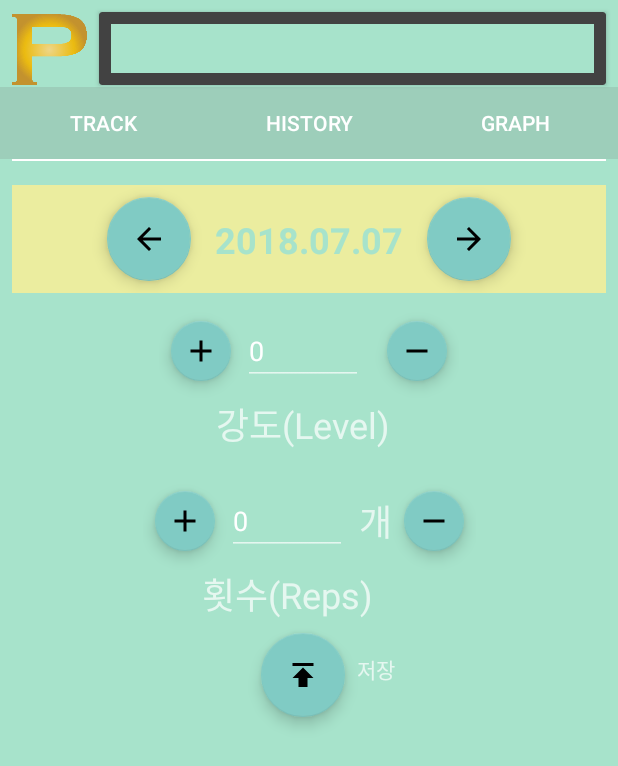
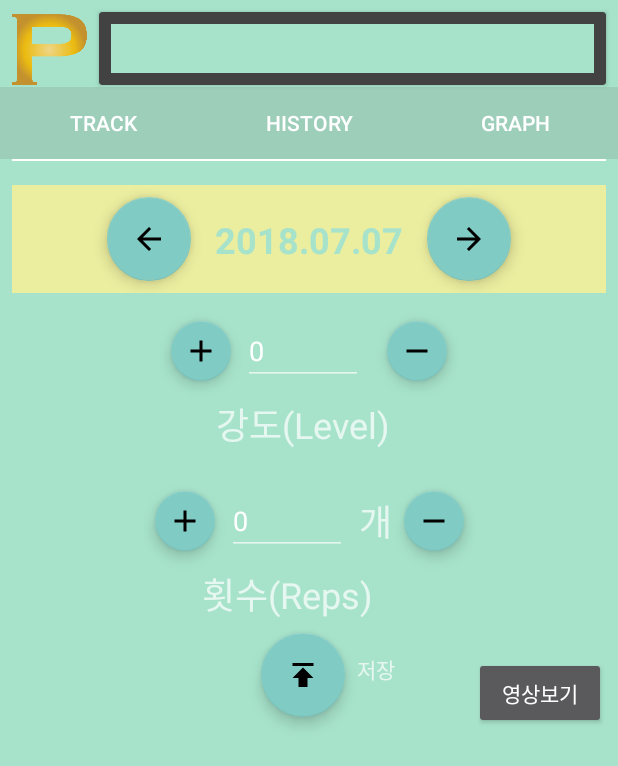
Before and after one commit to Mellbrown/MVP_project, an Android app: the FRG8_0Traning screen opened directly, with no data from a screen before it, on a phone screen of 412 x 824 dp. Shown: the top 766 px of the screen. Run offline under Robolectric (Android 15) with nearby library versions, the phone set to English and light mode, and no system bars; our stand-ins replace Firebase (no records; nobody signed in at launch, a user with empty details on screens opened directly).

Commit message:
유튜브 동영상 다이어로그

```diff
--- a/app/src/main/java/com/techwork/kjc/mvp_project/subview/SubFRG8_Track.java
+++ b/app/src/main/java/com/techwork/kjc/mvp_project/subview/SubFRG8_Track.java
@@ -7,11 +7,13 @@ import android.support.v7.widget.LinearLayoutManager;
 import android.support.v7.widget.RecyclerView;
 import android.view.LayoutInflater;
 import android.view.View;
+import android.widget.Button;
 import android.widget.FrameLayout;
 import android.widget.TextView;
 
 import com.techwork.kjc.mvp_project.R;
 import com.techwork.kjc.mvp_project.adapter.BaseRecyclerAdapter;
+import com.techwork.kjc.mvp_project.dialog.YoutubePlayerDialog;
 
 import java.util.ArrayList;
 import java.util.Calendar;
@@ -25,6 +27,7 @@ public class SubFRG8_Track extends FrameLayout implements View.OnClickListener {
     private FrameLayout level_frame;
     private FrameLayout reps_frame;
     private FloatingActionButton btnUpload;
+    private Button btnVideo;
 
     private RecyclerView recyclerView;
     private RecyclerView.LayoutManager layoutManager;
@@ -52,6 +55,7 @@ public class SubFRG8_Track extends FrameLayout implements View.OnClickListener {
         level_frame = viewLayout.findViewById(R.id.level_frame);
         reps_frame = viewLayout.findViewById(R.id.reps_frame);
         btnUpload = viewLayout.findViewById(R.id.btnUpload);
+        btnVideo = viewLayout.findViewById(R.id.btnVideo);
         recyclerView = viewLayout.findViewById(R.id.recyclerView);
         // UI 프레임에 박기
         cusSelDateView = new CusSelDateView(getContext(), new CusSelDateView.SimpleDate(), date -> simpleDate = date);
@@ -75,6 +79,7 @@ public class SubFRG8_Track extends FrameLayout implements View.OnClickListener {
         recyclerView.setAdapter(recyclerAdapter);
 
         btnUpload.setOnClickListener(this);
+        btnVideo.setOnClickListener(v -> new YoutubePlayerDialog(getContext(), "Frs7j21R4Cc").show());
 
         setData(onRequesterUploadItem.onRequestInitdata());
     }
--- a/app/src/main/res/layout/subview_act8_track.xml
+++ b/app/src/main/res/layout/subview_act8_track.xml
@@ -93,4 +93,14 @@
 
     </FrameLayout>
 
+    <Button
+        android:id="@+id/btnVideo"
+        android:layout_width="wrap_content"
+        android:layout_height="wrap_content"
+        android:layout_marginEnd="8dp"
+        android:layout_marginRight="8dp"
+        android:text="영상보기"
+        app:layout_constraintBottom_toTopOf="@+id/recyclerView"
+        app:layout_constraintEnd_toEndOf="parent" />
+
 </android.support.constraint.ConstraintLayout>
```
Also changed, not shown: app/src/main/java/com/techwork/kjc/mvp_project/dialog/YoutubePlayerDialog.java (added, +36 -0 lines), app/src/main/res/layout/dialog_youtubeplayer.xml (added, +16 -0 lines).
